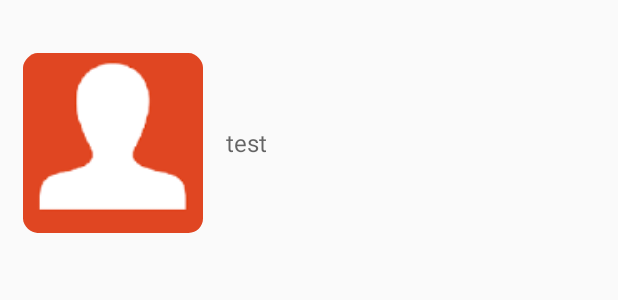
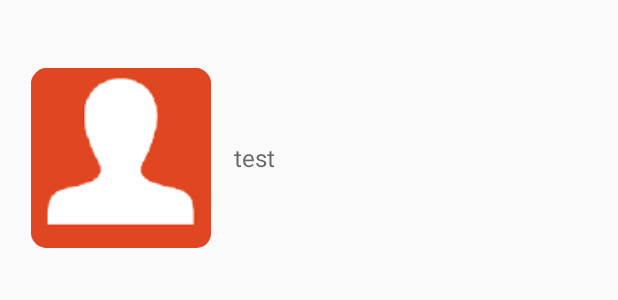
Before and after one commit to dlik01/ApiVkTest, an Android app: the layout row.xml on its own in the app's theme, with its tools: preview values and no code run, on a phone screen of 412 x 824 dp. Shown: the top 300 px of the screen. Run offline under Robolectric (Android 15) with nearby library versions, the phone set to English and light mode, and no system bars.

Commit message:
немного поправил разметку для лучшего вида

```diff
--- a/ApiVkTest/app/src/main/res/layout/row.xml
+++ b/ApiVkTest/app/src/main/res/layout/row.xml
@@ -11,7 +11,10 @@
         android:layout_width="match_parent"
         android:layout_height="wrap_content"
         android:gravity="center"
-        android:orientation="horizontal">
+        android:orientation="horizontal"
+        android:paddingLeft="5dp"
+        android:paddingRight="5dp"
+        android:paddingTop="10dp">
 
         <ImageView
             android:id="@+id/imageView2"
```
